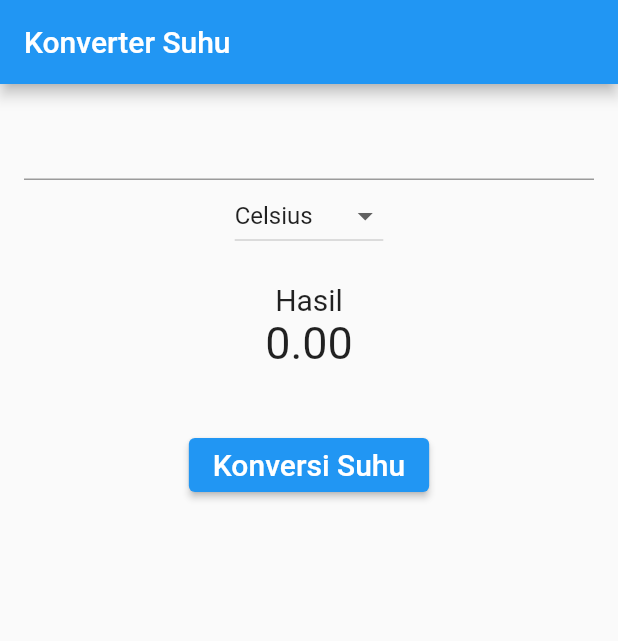
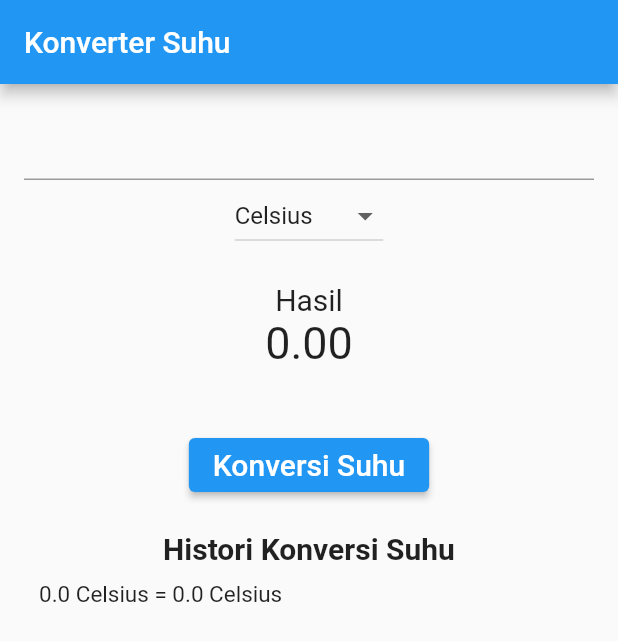
Before and after one commit to AhmadShodikinn/Learn-Mobile-Programming, a Flutter app: the screen it shows after launch, after a tap on "Konversi Suhu", on a phone screen of 412 x 824 dp. Shown: the top 641 px of the screen. Run offline on Flutter 3.47's test engine with Material 2 defaults, Android fonts, the light colour scheme and no system bars; our stand-ins replace google_fonts.

Commit message:
update last edit, historical data

```diff
--- a/praktikum4/statefullwidgetdanmap/lib/main.dart
+++ b/praktikum4/statefullwidgetdanmap/lib/main.dart
@@ -18,6 +18,9 @@ class _MyAppState extends State<MyApp> {
   String _newValue = "Celsius"; // Set nilai default
   double _result = 0;
 
+  List<String> listViewItem =
+      <String>[]; // Digunakan untuk menyimpan histori konversi
+
   void perhitunganSuhu() {
     setState(() {
       // Mengambil input dari TextFormField dan mengonversinya ke double
@@ -30,6 +33,9 @@ class _MyAppState extends State<MyApp> {
       else if (_newValue == "Reamur")
         _result = (4 / 5) * _inputUser;
       else if (_newValue == "Kelvin") _result = _inputUser + 273;
+
+      // Menambahkan hasil konversi ke histori
+      listViewItem.add('$_inputUser $_newValue = $_result ${listItem[0]}');
     });
   }
 
@@ -74,6 +80,14 @@ class _MyAppState extends State<MyApp> {
                   style: TextStyle(fontSize: 20),
                 ),
               ),
+              SizedBox(height: 20),
+              Text(
+                "Histori Konversi Suhu",
+                style: TextStyle(fontSize: 20, fontWeight: FontWeight.bold),
+              ),
+              Expanded(
+                child: RiwayatKonversi(listViewItem: listViewItem),
+              ),
             ],
           ),
         ),
@@ -109,3 +123,24 @@ class Result extends StatelessWidget {
     );
   }
 }
+
+class RiwayatKonversi extends StatelessWidget {
+  final List<String> listViewItem;
+
+  RiwayatKonversi({required this.listViewItem});
+
+  @override
+  Widget build(BuildContext context) {
+    return ListView(
+      children: listViewItem.map((String value) {
+        return Container(
+          margin: EdgeInsets.all(10),
+          child: Text(
+            value,
+            style: TextStyle(fontSize: 15),
+          ),
+        );
+      }).toList(),
+    );
+  }
+}
```
